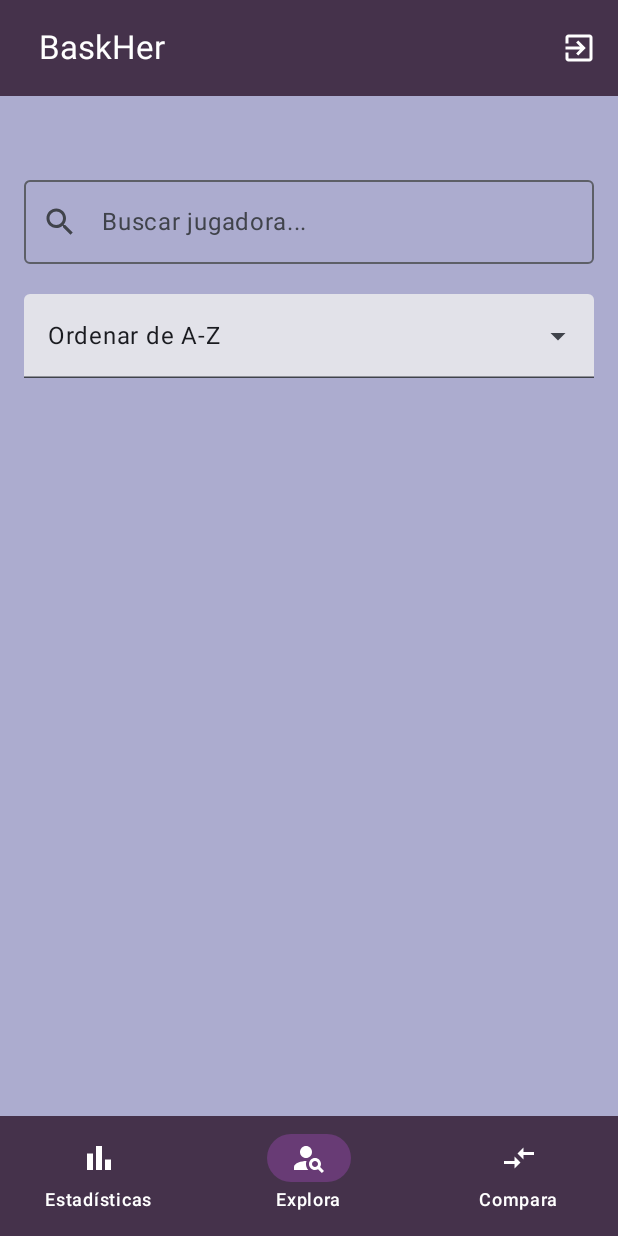
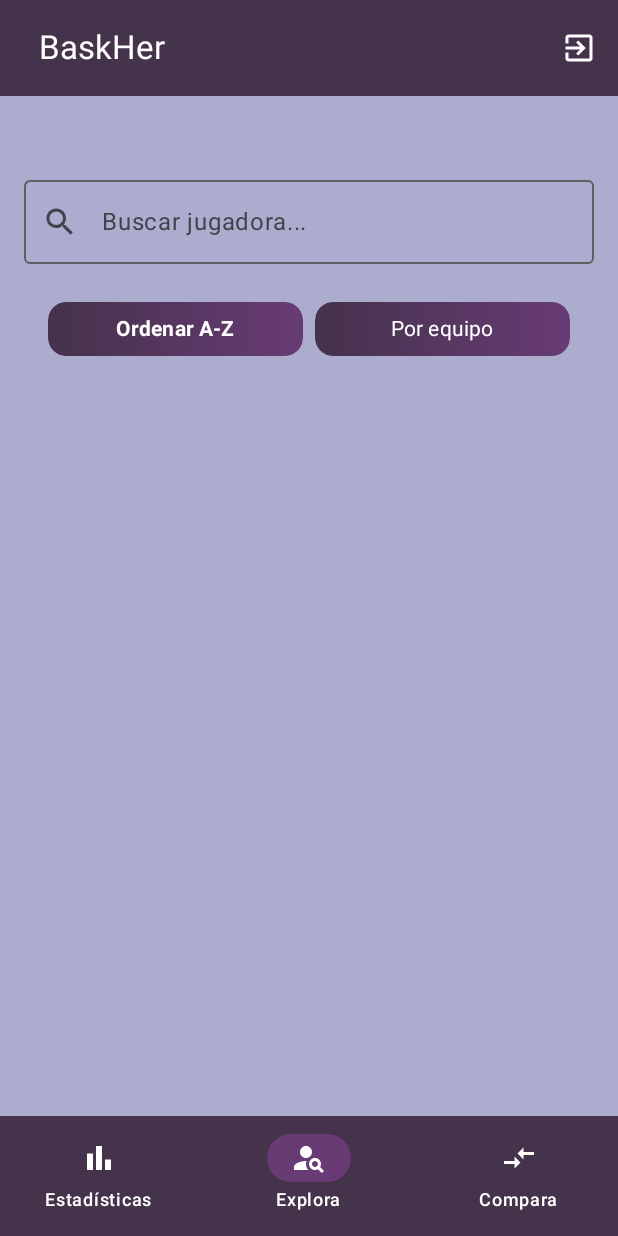
Before and after one commit to c-tina/Baskher_frontend, an Android app built with Jetpack Compose: the MainScreen screen opened through its navigation route, item 2 of the bottom bar chosen, on a phone screen of 412 x 824 dp. Run offline under Robolectric (Android 15) with nearby library versions, the phone set to English and light mode, and no system bars; our stand-ins replace Firebase (no records; nobody signed in at launch, a user with empty details on screens opened directly).

Commit message:
Add buttons and improved code

```diff
--- a/app/src/main/java/com/example/baskher_frontend/core/NavigationWrapper.kt
+++ b/app/src/main/java/com/example/baskher_frontend/core/NavigationWrapper.kt
@@ -5,7 +5,6 @@ import androidx.lifecycle.viewmodel.compose.viewModel
 import androidx.navigation.NavHostController
 import androidx.navigation.compose.NavHost
 import androidx.navigation.compose.composable
-import androidx.navigation.compose.rememberNavController
 import com.example.baskher_frontend.data.api.BaskherRepository
 import com.example.baskher_frontend.data.api.RetrofitInstance
 import com.example.baskher_frontend.ui.login.InitialScreen
@@ -44,25 +43,31 @@ fun NavigationWrapper(navHostController: NavHostController, auth: FirebaseAuth){
                     navHostController.navigate("mainScreen") {
                         popUpTo("initial") { inclusive = true }
                     }
-                }
+                },
+                navController = navHostController
             )
         }
 
         composable ("signUp") {
-            SignUpScreen(auth,
+            SignUpScreen(
+                auth,
                 onSignUpSuccess = {
                     navHostController.navigate("mainScreen") {
                         popUpTo("initial") { inclusive = true }
                     }
-                }
+                },
+                navController = navHostController
             )
         }
 
         composable("mainScreen") {
-            MainScreen(viewModel = viewModel,
+            MainScreen(
+                viewModel = viewModel,
                 navigateToDetail = { id ->
                     navHostController.navigate("jugadoras/$id")
-                }
+                },
+                navController = navHostController,
+                auth = auth
             )
         }
 
--- /dev/null
+++ b/app/src/main/java/com/example/baskher_frontend/ui/components/GradientButtons.kt
@@ -0,0 +1,85 @@
+package com.example.baskher_frontend.ui.components
+
+import androidx.compose.foundation.background
+import androidx.compose.foundation.layout.Arrangement
+import androidx.compose.foundation.layout.Box
+import androidx.compose.foundation.layout.PaddingValues
+import androidx.compose.foundation.layout.Row
+import androidx.compose.foundation.layout.fillMaxSize
+import androidx.compose.foundation.layout.fillMaxWidth
+import androidx.compose.foundation.layout.height
+import androidx.compose.foundation.layout.padding
+import androidx.compose.foundation.shape.RoundedCornerShape
+import androidx.compose.material3.Button
+import androidx.compose.material3.ButtonDefaults
+import androidx.compose.material3.Text
+import androidx.compose.runtime.Composable
+import androidx.compose.ui.Modifier
+import androidx.compose.ui.graphics.Brush
+import androidx.compose.ui.graphics.Color
+import androidx.compose.ui.text.font.FontWeight
+import androidx.compose.ui.unit.dp
+import com.example.baskher_frontend.ui.theme.PurpleDark
+import com.example.baskher_frontend.ui.theme.PurpleMedium
+
+@Composable
+fun GradientButtons(selectedOption: String, onOptionSelected: (String) -> Unit) {
+    Row(
+        modifier = Modifier
+            .fillMaxWidth()
+            .padding(horizontal = 16.dp, vertical = 5.dp),
+        horizontalArrangement = Arrangement.spacedBy(8.dp)
+
+    ) {
+        GradientButton(
+            text = "Ordenar A-Z",
+            isSelected = selectedOption == "Ordenar de A-Z",
+            onClick = { onOptionSelected("Ordenar de A-Z") },
+            modifier = Modifier.weight(1f)
+        )
+
+        GradientButton(
+            text = "Por equipo",
+            isSelected = selectedOption == "Ordenar por equipo",
+            onClick = { onOptionSelected("Ordenar por equipo") },
+            modifier = Modifier.weight(1f)
+        )
+    }
+}
+
+@Composable
+fun GradientButton(
+    text: String,
+    isSelected: Boolean,
+    onClick: () -> Unit,
+    modifier: Modifier = Modifier
+) {
+    val gradient = Brush.horizontalGradient(
+        colors = listOf(PurpleDark, PurpleMedium)
+    )
+
+    Button(
+        onClick = onClick,
+        modifier = modifier
+            .height(36.dp),
+        shape = RoundedCornerShape(12.dp),
+        colors = ButtonDefaults.buttonColors(
+            containerColor = Color.Transparent
+        ),
+        contentPadding = PaddingValues()
+    ) {
+        Box(
+            modifier = Modifier
+                .fillMaxSize()
+                .background(gradient, shape = RoundedCornerShape(12.dp))
+                .padding(vertical = 8.dp),
+            contentAlignment = androidx.compose.ui.Alignment.Center
+        ) {
+            Text(
+                text = text,
+                color = Color.White,
+                fontWeight = if (isSelected) FontWeight.Bold else FontWeight.Normal
+            )
+        }
+    }
+}
--- a/app/src/main/java/com/example/baskher_frontend/ui/components/JugadoraListStatistics.kt
+++ b/app/src/main/java/com/example/baskher_frontend/ui/components/JugadoraListStatistics.kt
@@ -7,7 +7,6 @@ import androidx.compose.foundation.lazy.grid.GridCells
 import androidx.compose.foundation.lazy.grid.LazyVerticalGrid
 import androidx.compose.foundation.lazy.grid.items
 import androidx.compose.runtime.Composable
-import androidx.compose.runtime.remember
 import androidx.compose.ui.Modifier
 import androidx.compose.ui.unit.dp
 import com.example.baskher_frontend.data.api.models.JugadoraResponse
--- a/app/src/main/java/com/example/baskher_frontend/ui/components/JugadorasListExplore.kt
+++ b/app/src/main/java/com/example/baskher_frontend/ui/components/JugadorasListExplore.kt
@@ -18,7 +18,6 @@ fun JugadorasList(
     val configuration = LocalConfiguration.current
     val isPortrait = configuration.orientation == android.content.res.Configuration.ORIENTATION_PORTRAIT
 
-    val context = LocalContext.current
     val columns = if (isPortrait) 3 else 6
 
 
--- a/app/src/main/java/com/example/baskher_frontend/ui/screens/ExploreScreen.kt
+++ b/app/src/main/java/com/example/baskher_frontend/ui/screens/ExploreScreen.kt
@@ -3,19 +3,15 @@ package com.example.baskher_frontend.ui.screens
 import androidx.compose.foundation.background
 import androidx.compose.foundation.layout.Box
 import androidx.compose.foundation.layout.Column
+import androidx.compose.foundation.layout.Row
 import androidx.compose.foundation.layout.fillMaxHeight
 import androidx.compose.foundation.layout.fillMaxWidth
 import androidx.compose.foundation.layout.padding
 import androidx.compose.material.icons.Icons
 import androidx.compose.material.icons.filled.Search
-import androidx.compose.material3.DropdownMenuItem
-import androidx.compose.material3.ExperimentalMaterial3Api
-import androidx.compose.material3.ExposedDropdownMenuBox
-import androidx.compose.material3.ExposedDropdownMenuDefaults
 import androidx.compose.material3.Icon
 import androidx.compose.material3.OutlinedTextField
 import androidx.compose.material3.Text
-import androidx.compose.material3.TextField
 import androidx.compose.runtime.Composable
 import androidx.compose.runtime.LaunchedEffect
 import androidx.compose.runtime.collectAsState
@@ -25,11 +21,11 @@ import androidx.compose.runtime.mutableStateOf
 import androidx.compose.runtime.remember
 import androidx.compose.ui.Modifier
 import androidx.compose.ui.unit.dp
+import com.example.baskher_frontend.ui.components.GradientButtons
 import com.example.baskher_frontend.ui.components.JugadorasList
 import com.example.baskher_frontend.ui.theme.PurpleBack
 import com.example.baskher_frontend.ui.viewmodels.JugadoraViewModel
 
-@OptIn(ExperimentalMaterial3Api::class)
 @Composable
 fun ExploreScreen(
     modifier: Modifier = Modifier,
@@ -37,9 +33,7 @@ fun ExploreScreen(
     viewModel: JugadoraViewModel
 ) {
     var searchQuery by remember { mutableStateOf("") }
-    var expanded by remember { mutableStateOf(false) }
     var selectedOption by remember { mutableStateOf("Ordenar de A-Z") }
-    val options = listOf("Ordenar de A-Z", "Ordenar por equipo")
 
     val jugadoras by viewModel.jugadoras.collectAsState()
 
@@ -67,6 +61,7 @@ fun ExploreScreen(
         modifier = modifier
             .fillMaxWidth()
             .padding(top = 110.dp, bottom = 16.dp)
+            .background(PurpleBack),
     ) {
         OutlinedTextField(
             value = searchQuery,
@@ -79,37 +74,12 @@ fun ExploreScreen(
             singleLine = true
         )
 
-        ExposedDropdownMenuBox(
-            expanded = expanded,
-            onExpandedChange = { expanded = !expanded },
+        Row(
             modifier = Modifier
                 .fillMaxWidth()
-                .padding(horizontal = 16.dp, vertical = 10.dp),
+                .padding(horizontal = 16.dp, vertical = 10.dp)
         ) {
-            TextField(
-                value = selectedOption,
-                onValueChange = {},
-                readOnly = true,
-                trailingIcon = { ExposedDropdownMenuDefaults.TrailingIcon(expanded = expanded) },
-                modifier = Modifier
-                    .menuAnchor()
-                    .fillMaxWidth()
-            )
-
-            ExposedDropdownMenu(
-                expanded = expanded,
-                onDismissRequest = { expanded = false }
-            ) {
-                options.forEach { option ->
-                    DropdownMenuItem(
-                        text = { Text(text = option) },
-                        onClick = {
-                            selectedOption = option
-                            expanded = false
-                        }
-                    )
-                }
-            }
+            GradientButtons(selectedOption = selectedOption, onOptionSelected = { selectedOption = it })
         }
 
         JugadorasList(
--- a/app/src/main/java/com/example/baskher_frontend/ui/screens/MainScreen.kt
+++ b/app/src/main/java/com/example/baskher_frontend/ui/screens/MainScreen.kt
@@ -1,12 +1,11 @@
 package com.example.baskher_frontend.ui.screens
 
+import androidx.compose.foundation.clickable
 import androidx.compose.runtime.Composable
 import androidx.compose.foundation.layout.fillMaxSize
 import androidx.compose.foundation.layout.padding
 import androidx.compose.material.icons.Icons
 import androidx.compose.material.icons.automirrored.filled.ExitToApp
-import androidx.compose.material.icons.filled.Menu
-import androidx.compose.material.icons.filled.Search
 import androidx.compose.material3.ExperimentalMaterial3Api
 import androidx.compose.material3.Icon
 import androidx.compose.material3.NavigationBar
@@ -24,18 +23,22 @@ import androidx.compose.ui.Modifier
 import androidx.compose.ui.graphics.Color
 import androidx.compose.ui.res.painterResource
 import androidx.compose.ui.unit.dp
+import androidx.navigation.NavHostController
 import com.example.baskher_frontend.R
 import com.example.baskher_frontend.ui.models.NavItem
 import com.example.baskher_frontend.ui.theme.PurpleDark
 import com.example.baskher_frontend.ui.theme.PurpleMedium
 import com.example.baskher_frontend.ui.viewmodels.JugadoraViewModel
+import com.google.firebase.auth.FirebaseAuth
 
 @OptIn(ExperimentalMaterial3Api::class)
-//@Preview
 @Composable
 fun MainScreen(modifier: Modifier = Modifier,
                viewModel: JugadoraViewModel,
-               navigateToDetail: (Int) -> Unit) {
+               navigateToDetail: (Int) -> Unit,
+               navController: NavHostController,
+               auth: FirebaseAuth
+) {
 
     val navItemList = listOf(
         NavItem("Estadísticas", R.drawable.baseline_bar_chart_24),
@@ -63,7 +66,14 @@ fun MainScreen(modifier: Modifier = Modifier,
                             imageVector = Icons.AutoMirrored.Filled.ExitToApp,
                             contentDescription = "Cerrar sesión",
                             tint = Color.White,
-                            modifier = Modifier.padding(end = 10.dp),
+                            modifier = Modifier
+                                .padding(end = 10.dp)
+                                .clickable {
+                                    auth.signOut() // Firebase logout
+                                    navController.navigate("initial") {
+                                        popUpTo("mainScreen") { inclusive = true }
+                                    }
+                                }
                         )
 
                 },
--- a/app/src/main/java/com/example/baskher_frontend/ui/screens/StatisticsScreen.kt
+++ b/app/src/main/java/com/example/baskher_frontend/ui/screens/StatisticsScreen.kt
@@ -12,7 +12,6 @@ import androidx.compose.foundation.layout.fillMaxWidth
 import androidx.compose.foundation.layout.height
 import androidx.compose.foundation.layout.padding
 import androidx.compose.foundation.layout.size
-import androidx.compose.foundation.shape.CircleShape
 import androidx.compose.material.icons.Icons
 import androidx.compose.material.icons.filled.ArrowDropDown
 import androidx.compose.material3.DropdownMenuItem
@@ -32,15 +31,16 @@ import androidx.compose.runtime.remember
 import androidx.compose.runtime.setValue
 import androidx.compose.ui.Alignment
 import androidx.compose.ui.Modifier
-import androidx.compose.ui.draw.clip
 import androidx.compose.ui.graphics.Color
 import androidx.compose.ui.res.painterResource
+import androidx.compose.ui.text.TextStyle
 import androidx.compose.ui.text.font.FontWeight
 import androidx.compose.ui.unit.dp
 import androidx.compose.ui.unit.sp
 import com.example.baskher_frontend.R
 import com.example.baskher_frontend.ui.components.JugadoraListStatistics
 import com.example.baskher_frontend.ui.theme.PurpleBack
+import com.example.baskher_frontend.ui.theme.PurpleDark
 import com.example.baskher_frontend.ui.viewmodels.JugadoraViewModel
 
 @OptIn(ExperimentalMaterial3Api::class)
@@ -62,7 +62,7 @@ fun StatisticsScreen(
     var opcionSeleccionada by remember { mutableStateOf(opciones[0]) }
     var expanded by remember { mutableStateOf(false) }
 
-    val jugadoras by viewModel.jugadoras.collectAsState(initial = emptyList())
+    val jugadoras by viewModel.jugadoras.collectAsState()
 
     LaunchedEffect(Unit) {
         viewModel.fetchJugadoras()
@@ -89,11 +89,10 @@ fun StatisticsScreen(
         horizontalAlignment = Alignment.CenterHorizontally
     ) {
         Image(
-            painter = painterResource(id = R.drawable.lf),
+            painter = painterResource(id = R.drawable.liga_footer),
             contentDescription = "Logo LF Endesa",
             modifier = Modifier
                 .size(180.dp)
-                .clip(CircleShape)
         )
 
         Text(
@@ -129,12 +128,20 @@ fun StatisticsScreen(
                     colors = TextFieldDefaults.colors(
                         unfocusedContainerColor = Color.Transparent,
                         focusedContainerColor = Color.Transparent,
+                        focusedIndicatorColor = Color.Transparent,
+                        unfocusedIndicatorColor = Color.Transparent,
+                        disabledIndicatorColor = Color.Transparent
+                    ),
+                    textStyle = TextStyle(
+                        color = PurpleDark,
+                        fontSize = 18.sp
                     )
                 )
                 ExposedDropdownMenu(
                     expanded = expanded,
                     onDismissRequest = { expanded = false },
-                    modifier = Modifier.background(PurpleBack)
+                    modifier = Modifier
+                        .background(PurpleBack)
                 ) {
                     opciones.forEach { opcion ->
                         DropdownMenuItem(
@@ -162,7 +169,7 @@ fun StatisticsScreen(
                 modifier = Modifier
                     .weight(4f)
                     .padding(start = 75.dp),
-                color = Color.White,
+                color = PurpleDark,
                 fontWeight = FontWeight.Bold
             )
             Text(
@@ -170,19 +177,19 @@ fun StatisticsScreen(
                 modifier = Modifier
                     .weight(3f)
                     .padding(start = 55.dp),
-                color = Color.White,
+                color = PurpleDark,
                 fontWeight = FontWeight.Bold
             )
             Text(
                 text = "Total",
                 modifier = Modifier.weight(1f),
-                color = Color.White,
+                color = PurpleDark,
                 fontWeight = FontWeight.Bold
             )
         }
 
         HorizontalDivider(
-            color = Color.White,
+            color = PurpleDark,
             thickness = 1.dp,
             modifier = Modifier
                 .fillMaxWidth(0.9f)
--- a/app/src/main/java/com/example/baskher_frontend/ui/viewmodels/JugadoraViewModel.kt
+++ b/app/src/main/java/com/example/baskher_frontend/ui/viewmodels/JugadoraViewModel.kt
@@ -18,12 +18,7 @@ class JugadoraViewModel(private val baskherRepository: BaskherRepository) : View
 
     //Detectar en qué pantalla estamos
     private val _currentTitle = MutableLiveData<String?>()
-    val currentTitle: LiveData<String?>
-        get() = _currentTitle
 
-    //Detectar el índice para actualizar el tab seleccionado
-    private val _selectedIndex = MutableLiveData<Int>()
-    val selectedIndex: LiveData<Int> get() = _selectedIndex
 
     // Info de la jugadora seleccionada
     private val _jugadora = MutableLiveData<JugadoraResponse?>()
@@ -63,16 +58,9 @@ class JugadoraViewModel(private val baskherRepository: BaskherRepository) : View
         }
     }
 
-
-
-
     // Cambia el título de la appbar
     fun setCurrentScreenTitle(title: String){
         _currentTitle.value = title
     }
 
-    // Notifica a la tab cuál ha de estar seleccionada
-    fun selectIndex(index: Int){
-        _selectedIndex.value = index
-    }
 }
```
Also changed, not shown: app/src/main/java/com/example/baskher_frontend/core/Screens.kt (deleted, +0 -17 lines), app/src/main/java/com/example/baskher_frontend/ui/components/JugadoraExplore.kt (+0 -13 lines), app/src/main/java/com/example/baskher_frontend/ui/components/Search.kt (+11 -5 lines), app/src/main/java/com/example/baskher_frontend/ui/login/LoginScreen.kt (+25 -7 lines), app/src/main/java/com/example/baskher_frontend/ui/login/SignUpScreen.kt (+24 -6 lines), app/src/main/java/com/example/baskher_frontend/ui/models/JugadoraRV.kt (deleted, +0 -14 lines), app/src/main/java/com/example/baskher_frontend/ui/screens/CompareScreen.kt (+14 -6 lines), app/src/main/res/drawable/liga_footer.png (added).
